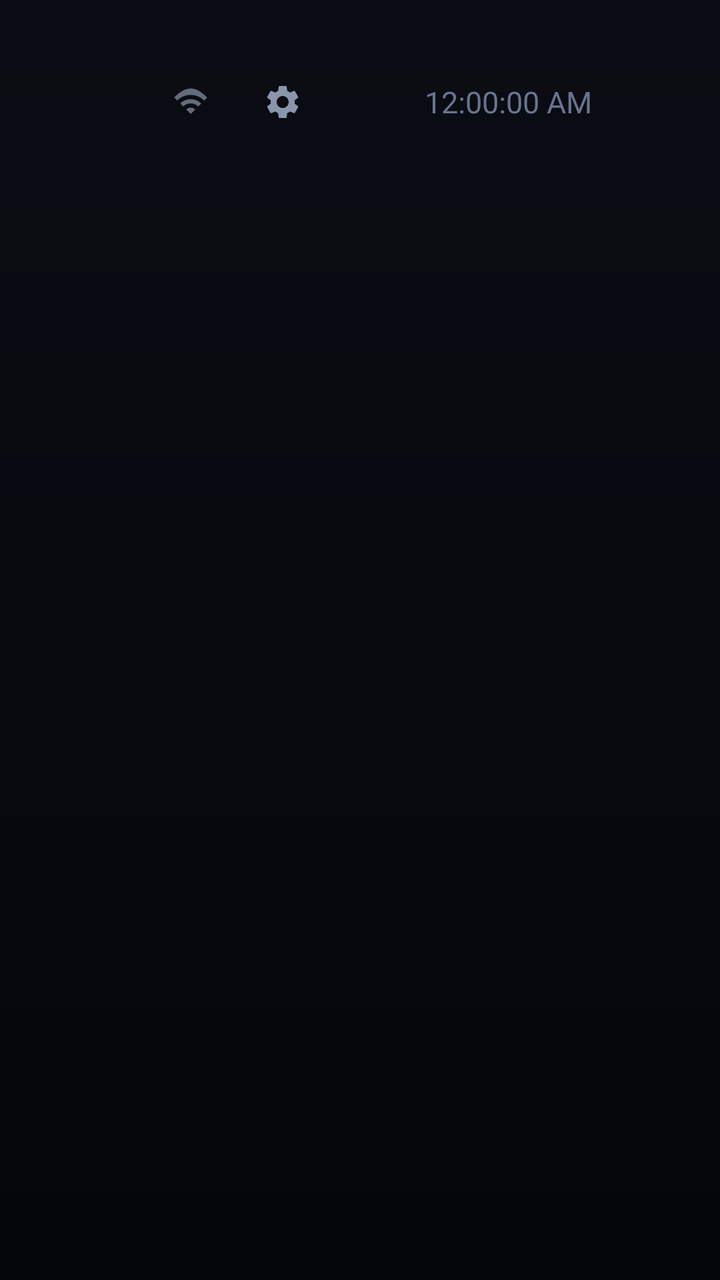
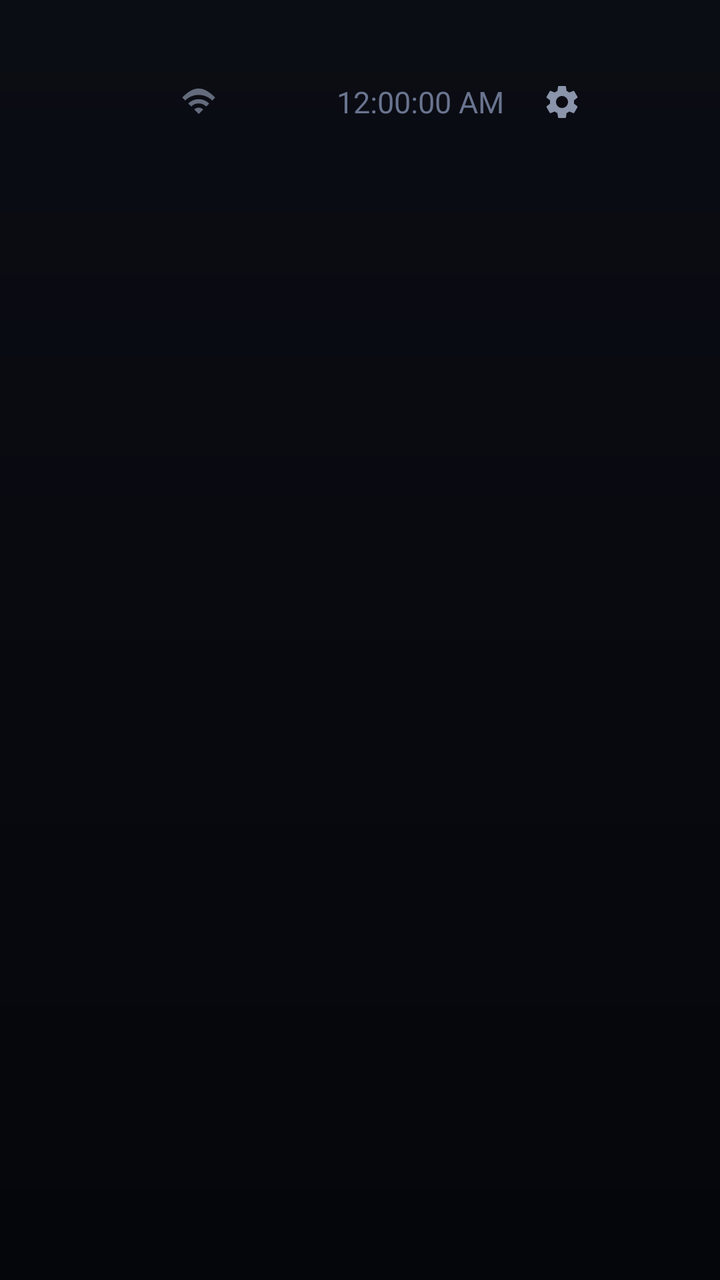

Compare the two renders of this Android layout. The source of the first and the diff that turns it into the second are given below.
<!-- AndroidManifest.xml: application theme Theme.Hyper -->
<!-- res/layout/activity_home.xml -->
<?xml version="1.0" encoding="utf-8"?>
<FrameLayout xmlns:android="http://schemas.android.com/apk/res/android"
    android:layout_width="match_parent"
    android:layout_height="match_parent"
    android:clipChildren="false"
    android:clipToPadding="false">

    <LinearLayout
        android:layout_width="match_parent"
        android:layout_height="match_parent"
        android:orientation="vertical"
        android:clipChildren="false"
        android:clipToPadding="false"
        android:paddingStart="64dp"
        android:paddingEnd="64dp"
        android:paddingTop="36dp"
        android:paddingBottom="32dp">

        
        <LinearLayout
            android:layout_width="match_parent"
            android:layout_height="wrap_content"
            android:orientation="horizontal"
            android:gravity="center_vertical"
            android:layout_marginBottom="36dp">

            <View
                android:layout_width="0dp"
                android:layout_height="1dp"
                android:layout_weight="1" />

            
            <LinearLayout
                android:id="@+id/wifiGroup"
                android:layout_width="wrap_content"
                android:layout_height="wrap_content"
                android:orientation="horizontal"
                android:gravity="center_vertical"
                android:paddingStart="10dp"
                android:paddingEnd="10dp"
                android:paddingTop="4dp"
                android:paddingBottom="4dp"
                android:focusable="true"
                android:clickable="true"
                android:layout_marginEnd="4dp">

                <ImageView
                    android:id="@+id/wifiIcon"
                    android:layout_width="18dp"
                    android:layout_height="18dp"
                    android:src="@drawable/ic_wifi"
                    android:alpha="0.7" />

                <TextView
                    android:id="@+id/ssid"
                    android:layout_width="wrap_content"
                    android:maxWidth="110dp"
                    android:layout_height="wrap_content"
                    android:layout_marginStart="8dp"
                    android:textColor="@color/text_dim"
                    android:textSize="13sp"
                    android:singleLine="true"
                    android:ellipsize="marquee"
                    android:marqueeRepeatLimit="marquee_forever"
                    android:focusable="true"
                    android:scrollHorizontally="true" />
            </LinearLayout>

            <ImageView
                android:id="@+id/settingsBtn"
                android:layout_width="30dp"
                android:layout_height="30dp"
                android:src="@drawable/ic_settings"
                android:padding="5dp"
                android:layout_marginEnd="18dp"
                android:focusable="true"
                android:clickable="true"
                android:contentDescription="Settings" />

            <TextView
                android:id="@+id/weather"
                android:layout_width="wrap_content"
                android:layout_height="wrap_content"
                android:textColor="@color/text_dim"
                android:textSize="14sp"
                android:layout_marginEnd="18dp"
                android:visibility="gone" />

            <TextView
                android:id="@+id/date"
                android:layout_width="wrap_content"
                android:layout_height="wrap_content"
                android:textColor="@color/text_dim"
                android:textSize="14sp"
                android:layout_marginEnd="18dp"
                android:paddingStart="10dp"
                android:paddingEnd="10dp"
                android:paddingTop="4dp"
                android:paddingBottom="4dp"
                android:focusable="true"
                android:clickable="true" />

            <TextClock
                android:id="@+id/clock"
                android:layout_width="wrap_content"
                android:layout_height="wrap_content"
                android:format12Hour="h:mm:ss a"
                android:format24Hour="H:mm:ss"
                android:textColor="@color/text_dim"
                android:textSize="15sp" />
        </LinearLayout>

        
        <GridView
            android:id="@+id/grid"
            android:layout_width="match_parent"
            android:layout_height="0dp"
            android:layout_weight="1"
            android:numColumns="6"
            android:horizontalSpacing="18dp"
            android:verticalSpacing="18dp"
            android:layout_marginTop="28dp"
            android:stretchMode="columnWidth"
            android:scrollbars="none"
            android:overScrollMode="never"
            android:clipToPadding="false"
            android:clipChildren="false"
            android:listSelector="@android:color/transparent" />

        
        <TextView
            android:id="@+id/hint"
            android:layout_width="match_parent"
            android:layout_height="wrap_content"
            android:gravity="center"
            android:textColor="@color/text_dim"
            android:textSize="13sp"
            android:alpha="0"
            android:layout_marginTop="14dp" />
    </LinearLayout>
</FrameLayout>
<!-- resources referenced by this layout -->
<resources>
  <color name="text_dim">#69748F</color>
  <!-- drawable ic_settings (drawable) -->
  <vector xmlns:android="http://schemas.android.com/apk/res/android"
      android:width="24dp" android:height="24dp"
      android:viewportWidth="24" android:viewportHeight="24">
      <path
          android:fillColor="#8A94AA"
          android:pathData="M19.14,12.94c0.04,-0.3 0.06,-0.61 0.06,-0.94c0,-0.32 -0.02,-0.64 -0.07,-0.94l2.03,-1.58c0.18,-0.14 0.23,-0.41 0.12,-0.61l-1.92,-3.32c-0.12,-0.22 -0.37,-0.29 -0.59,-0.22l-2.39,0.96c-0.5,-0.38 -1.03,-0.7 -1.62,-0.94L14.4,2.81c-0.04,-0.24 -0.24,-0.41 -0.48,-0.41h-3.84c-0.24,0 -0.43,0.17 -0.47,0.41L9.25,5.35C8.66,5.59 8.12,5.92 7.63,6.29L5.24,5.33c-0.22,-0.08 -0.47,0 -0.59,0.22L2.74,8.87C2.62,9.08 2.66,9.34 2.86,9.48l2.03,1.58C4.84,11.36 4.8,11.69 4.8,12s0.02,0.64 0.07,0.94l-2.03,1.58c-0.18,0.14 -0.23,0.41 -0.12,0.61l1.92,3.32c0.12,0.22 0.37,0.29 0.59,0.22l2.39,-0.96c0.5,0.38 1.03,0.7 1.62,0.94l0.36,2.54c0.05,0.24 0.24,0.41 0.48,0.41h3.84c0.24,0 0.44,-0.17 0.47,-0.41l0.36,-2.54c0.59,-0.24 1.13,-0.56 1.62,-0.94l2.39,0.96c0.22,0.08 0.47,0 0.59,-0.22l1.92,-3.32c0.12,-0.22 0.07,-0.47 -0.12,-0.61L19.14,12.94zM12,15.6c-1.98,0 -3.6,-1.62 -3.6,-3.6s1.62,-3.6 3.6,-3.6s3.6,1.62 3.6,3.6S13.98,15.6 12,15.6z" />
  </vector>
  <!-- drawable ic_wifi (drawable) -->
  <vector xmlns:android="http://schemas.android.com/apk/res/android"
      android:width="24dp" android:height="24dp"
      android:viewportWidth="24" android:viewportHeight="24">
      <path
          android:fillColor="#8A94AA"
          android:pathData="M1,9l2,2c4.97,-4.97 13.03,-4.97 18,0l2,-2C18.93,4.93 15.47,3 12,3S5.07,4.93 1,9zM9,17l3,3l3,-3c-1.65,-1.66 -4.34,-1.66 -6,0zM5,13l2,2c2.76,-2.76 7.24,-2.76 10,0l2,-2C15.14,9.14 8.87,9.14 5,13z" />
  </vector>
  <style name="Theme.Hyper" parent="android:Theme.Material.NoActionBar">
          <item name="android:windowBackground">@drawable/bg</item>
          <item name="android:windowFullscreen">true</item>
          <item name="android:statusBarColor">@android:color/transparent</item>
          <item name="android:navigationBarColor">@android:color/transparent</item>
          <item name="android:windowLayoutInDisplayCutoutMode">shortEdges</item>
      </style>
  <!-- drawable bg (drawable) -->
  <?xml version="1.0" encoding="utf-8"?>
  <shape xmlns:android="http://schemas.android.com/apk/res/android" android:shape="rectangle">
      <gradient
          android:angle="270"
          android:startColor="@color/bg_top"
          android:endColor="@color/bg_bottom"
          android:type="linear" />
  </shape>
  <color name="bg_top">#0B0D14</color>
  <color name="bg_bottom">#05060B</color>
</resources>

<!-- the commit's change to res/layout/activity_home.xml (unified diff, before → after) -->
@@ -66,17 +66,6 @@
                     android:scrollHorizontally="true" />
             </LinearLayout>
 
-            <ImageView
-                android:id="@+id/settingsBtn"
-                android:layout_width="30dp"
-                android:layout_height="30dp"
-                android:src="@drawable/ic_settings"
-                android:padding="5dp"
-                android:layout_marginEnd="18dp"
-                android:focusable="true"
-                android:clickable="true"
-                android:contentDescription="Settings" />
-
             <TextView
                 android:id="@+id/weather"
                 android:layout_width="wrap_content"
@@ -84,6 +73,12 @@
                 android:textColor="@color/text_dim"
                 android:textSize="14sp"
                 android:layout_marginEnd="18dp"
+                android:paddingStart="10dp"
+                android:paddingEnd="10dp"
+                android:paddingTop="4dp"
+                android:paddingBottom="4dp"
+                android:focusable="true"
+                android:clickable="true"
                 android:visibility="gone" />
 
             <TextView
@@ -108,6 +103,17 @@
                 android:format24Hour="H:mm:ss"
                 android:textColor="@color/text_dim"
                 android:textSize="15sp" />
+
+            <ImageView
+                android:id="@+id/settingsBtn"
+                android:layout_width="30dp"
+                android:layout_height="30dp"
+                android:src="@drawable/ic_settings"
+                android:padding="5dp"
+                android:layout_marginStart="14dp"
+                android:focusable="true"
+                android:clickable="true"
+                android:contentDescription="Settings" />
         </LinearLayout>
 
         
